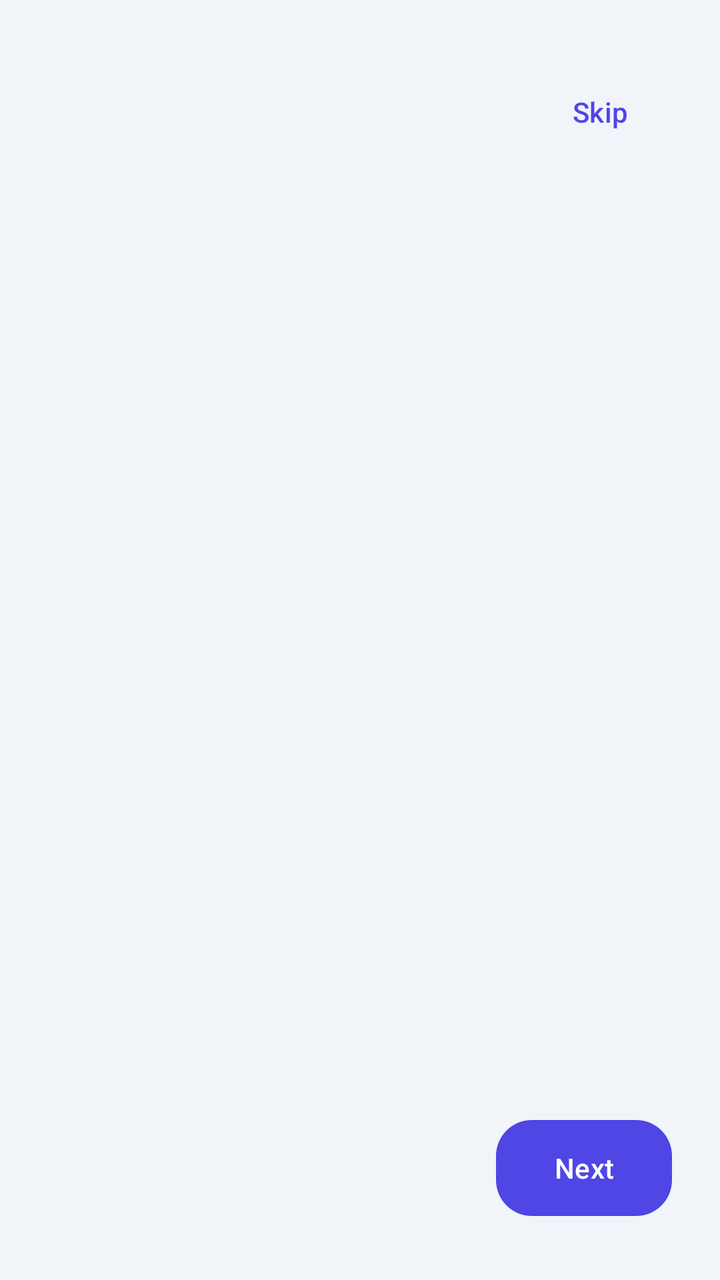
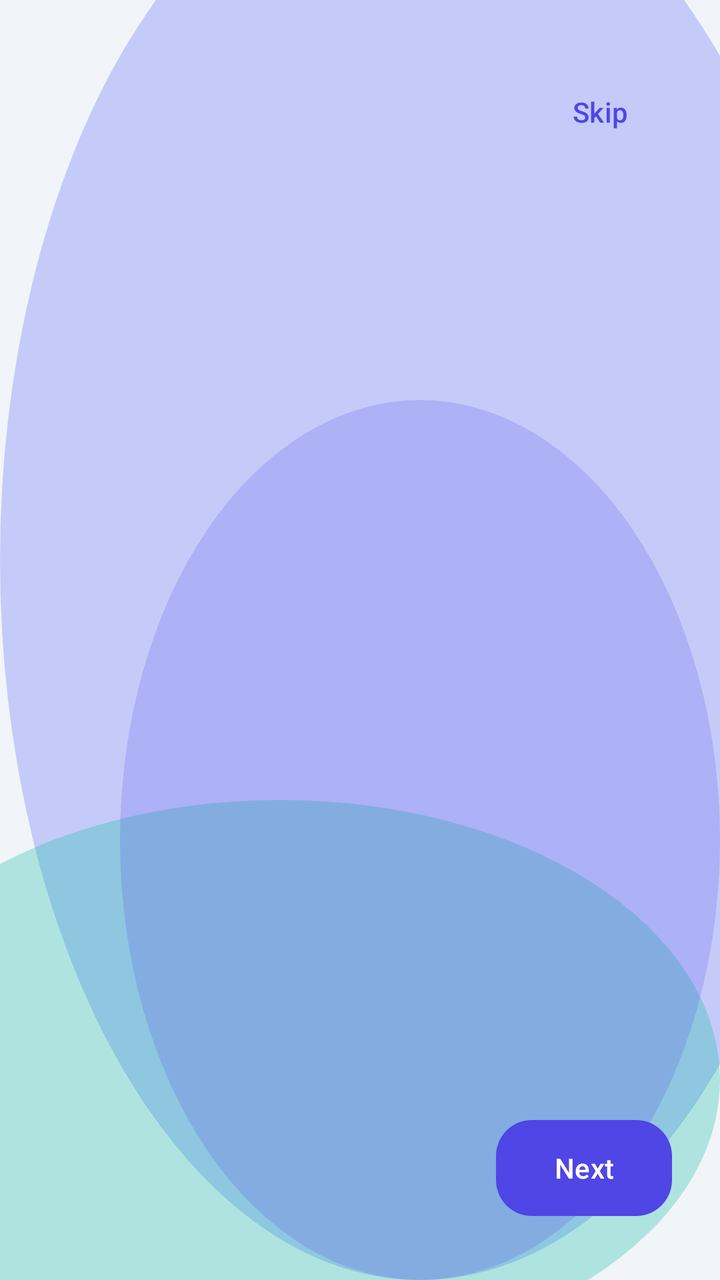

Screens rendered from an Android XML layout before and after an edit, with the pre-edit source and the edit as a unified diff.
<!-- AndroidManifest.xml: application theme Theme.MoneyLens -->
<!-- res/layout/activity_onboarding.xml -->
<?xml version="1.0" encoding="utf-8"?>
<androidx.constraintlayout.widget.ConstraintLayout xmlns:android="http://schemas.android.com/apk/res/android"
    xmlns:app="http://schemas.android.com/apk/res-auto"
    android:layout_width="match_parent"
    android:layout_height="match_parent"
    android:background="@color/colorBackground">

    
    <com.google.android.material.button.MaterialButton
        android:id="@+id/btnSkip"
        style="@style/Widget.Material3.Button.TextButton"
        android:layout_width="wrap_content"
        android:layout_height="wrap_content"
        android:layout_marginTop="32dp"
        android:layout_marginEnd="16dp"
        android:text="@string/skip"
        android:textColor="@color/colorPrimary"
        app:layout_constraintEnd_toEndOf="parent"
        app:layout_constraintTop_toTopOf="parent" />

    
    <androidx.viewpager2.widget.ViewPager2
        android:id="@+id/viewPagerOnboarding"
        android:layout_width="match_parent"
        android:layout_height="0dp"
        android:layout_marginBottom="24dp"
        app:layout_constraintBottom_toTopOf="@+id/barrierBottom"
        app:layout_constraintEnd_toEndOf="parent"
        app:layout_constraintStart_toStartOf="parent"
        app:layout_constraintTop_toBottomOf="@+id/btnSkip" />

    <androidx.constraintlayout.widget.Barrier
        android:id="@+id/barrierBottom"
        android:layout_width="wrap_content"
        android:layout_height="wrap_content"
        app:barrierDirection="top"
        app:constraint_referenced_ids="tabLayoutIndicator,btnNext" />

    
    <com.google.android.material.tabs.TabLayout
        android:id="@+id/tabLayoutIndicator"
        android:layout_width="wrap_content"
        android:layout_height="wrap_content"
        android:layout_marginStart="24dp"
        android:layout_marginBottom="32dp"
        android:background="@android:color/transparent"
        app:layout_constraintBottom_toBottomOf="parent"
        app:layout_constraintStart_toStartOf="parent"
        app:tabBackground="@drawable/dot_selector"
        app:tabGravity="center"
        app:tabIndicatorHeight="0dp"
        app:tabMaxWidth="12dp"
        app:tabRippleColor="@null" />

    
    <com.google.android.material.button.MaterialButton
        android:id="@+id/btnNext"
        style="@style/ClayButton"
        android:layout_width="wrap_content"
        android:layout_height="wrap_content"
        android:layout_marginEnd="24dp"
        android:layout_marginBottom="32dp"
        android:paddingHorizontal="24dp"
        android:text="@string/next"
        app:layout_constraintBottom_toBottomOf="parent"
        app:layout_constraintEnd_toEndOf="parent" />

    
    <FrameLayout
        android:id="@+id/loaderOverlay"
        android:layout_width="match_parent"
        android:layout_height="match_parent"
        android:background="@color/colorScrim"
        android:visibility="gone"
        app:layout_constraintBottom_toBottomOf="parent"
        app:layout_constraintEnd_toEndOf="parent"
        app:layout_constraintStart_toStartOf="parent"
        app:layout_constraintTop_toTopOf="parent">

        <ProgressBar
            android:layout_width="wrap_content"
            android:layout_height="wrap_content"
            android:layout_gravity="center"
            android:indeterminateTint="@color/colorPrimary" />
    </FrameLayout>

</androidx.constraintlayout.widget.ConstraintLayout>
<!-- resources referenced by this layout -->
<resources>
  <color name="colorBackground">#F1F5F9</color>
  <color name="colorPrimary">#4F46E5</color>
  <color name="colorScrim">#99000000</color>
  <!-- drawable dot_selector (drawable) -->
  <?xml version="1.0" encoding="utf-8"?>
  <selector xmlns:android="http://schemas.android.com/apk/res/android">
      <item android:state_selected="true" android:drawable="@drawable/dot_selected" />
      <item android:drawable="@drawable/dot_unselected" />
  </selector>
  <string name="next">Next</string>
  <string name="skip">Skip</string>
  <style name="ClayButton" parent="Widget.Material3.Button">
          <item name="cornerRadius">@dimen/clay_button_radius</item>
          <item name="android:paddingVertical">14dp</item>
          <item name="backgroundTint">@color/colorPrimary</item>
          <item name="android:textColor">@color/colorOnPrimary</item>
          <item name="iconTint">@color/colorOnPrimary</item>
          <item name="android:elevation">6dp</item>
          <item name="android:outlineSpotShadowColor" tools:targetApi="p">@color/colorPrimaryShadow</item>
          <item name="android:insetTop">0dp</item>
          <item name="android:insetBottom">0dp</item>
      </style>
  <style name="Theme.MoneyLens" parent="Base.Theme.MoneyLens" />
  <dimen name="clay_button_radius">18dp</dimen>
  <color name="colorOnPrimary">#FFFFFF</color>
  <color name="colorPrimaryShadow">#3730A3</color>
  <style name="Base.Theme.MoneyLens" parent="Theme.Material3.Light.NoActionBar">
          
          <item name="colorPrimary">@color/colorPrimary</item>
          <item name="colorOnPrimary">@color/colorOnPrimary</item>
          <item name="colorSecondary">@color/colorSecondary</item>
          <item name="colorError">@color/colorDanger</item>
          <item name="android:windowBackground">@color/colorBackground</item>
          <item name="colorSurface">@color/colorSurface</item>
          <item name="android:colorBackground">@color/colorBackground</item>
          <item name="colorOnSurface">@color/colorTextPrimary</item>
  
          
          <item name="android:statusBarColor">@color/colorBackground</item>
          <item name="android:windowLightStatusBar" tools:targetApi="m">true</item>
          <item name="android:navigationBarColor">@color/colorBackground</item>
      </style>
  <color name="colorCardBorder">#E2E8F0</color>
  <color name="colorSecondary">#14B8A6</color>
  <color name="colorDanger">#DC2626</color>
  <color name="colorSurface">#FFFFFF</color>
  <color name="colorTextPrimary">#0F172A</color>
  <!-- unchanged entries left out for length: 2 -->
</resources>

<!-- the commit's change to res/layout/activity_onboarding.xml (unified diff, before → after) -->
@@ -3,7 +3,7 @@
     xmlns:app="http://schemas.android.com/apk/res-auto"
     android:layout_width="match_parent"
     android:layout_height="match_parent"
-    android:background="@color/colorBackground">
+    android:background="@drawable/bg_mesh_gradient">
 
     
     <com.google.android.material.button.MaterialButton
<!-- resource entries referenced after the edit -->
@@ -1,8 +1,42 @@
 <!-- resources referenced by this layout -->
 <resources>
   <color name="colorBackground">#F1F5F9</color>
+  <color name="glassMeshOrb1">#66818CF8</color>
+  <color name="glassMeshOrb2">#4D14B8A6</color>
+  <color name="glassMeshOrb3">#334F46E5</color>
   <color name="colorPrimary">#4F46E5</color>
   <color name="colorScrim">#99000000</color>
+  <!-- drawable bg_mesh_gradient (drawable) -->
+  <?xml version="1.0" encoding="utf-8"?>
+  <layer-list xmlns:android="http://schemas.android.com/apk/res/android">
+      
+      <item>
+          <shape android:shape="rectangle">
+              <solid android:color="@color/colorBackground" />
+          </shape>
+      </item>
+      
+      <item android:top="-80dp" android:right="-60dp">
+          <shape android:shape="oval">
+              <solid android:color="@color/glassMeshOrb1" />
+              <size android:width="280dp" android:height="280dp" />
+          </shape>
+      </item>
+      
+      <item android:bottom="-40dp" android:left="-80dp" android:top="400dp">
+          <shape android:shape="oval">
+              <solid android:color="@color/glassMeshOrb2" />
+              <size android:width="240dp" android:height="240dp" />
+          </shape>
+      </item>
+      
+      <item android:top="200dp" android:left="60dp">
+          <shape android:shape="oval">
+              <solid android:color="@color/glassMeshOrb3" />
+              <size android:width="200dp" android:height="200dp" />
+          </shape>
+      </item>
+  </layer-list>
   <!-- drawable dot_selector (drawable) -->
   <?xml version="1.0" encoding="utf-8"?>
   <selector xmlns:android="http://schemas.android.com/apk/res/android">
@@ -17,17 +51,14 @@
           <item name="backgroundTint">@color/colorPrimary</item>
           <item name="android:textColor">@color/colorOnPrimary</item>
           <item name="iconTint">@color/colorOnPrimary</item>
-          <item name="android:elevation">6dp</item>
-          <item name="android:outlineSpotShadowColor" tools:targetApi="p">@color/colorPrimaryShadow</item>
+          <item name="android:elevation">4dp</item>
           <item name="android:insetTop">0dp</item>
           <item name="android:insetBottom">0dp</item>
       </style>
   <style name="Theme.MoneyLens" parent="Base.Theme.MoneyLens" />
   <dimen name="clay_button_radius">18dp</dimen>
   <color name="colorOnPrimary">#FFFFFF</color>
-  <color name="colorPrimaryShadow">#3730A3</color>
   <style name="Base.Theme.MoneyLens" parent="Theme.Material3.Light.NoActionBar">
-          
           <item name="colorPrimary">@color/colorPrimary</item>
           <item name="colorOnPrimary">@color/colorOnPrimary</item>
           <item name="colorSecondary">@color/colorSecondary</item>
@@ -38,9 +69,10 @@
           <item name="colorOnSurface">@color/colorTextPrimary</item>
   
           
-          <item name="android:statusBarColor">@color/colorBackground</item>
+          <item name="android:statusBarColor">@android:color/transparent</item>
           <item name="android:windowLightStatusBar" tools:targetApi="m">true</item>
-          <item name="android:navigationBarColor">@color/colorBackground</item>
+          <item name="android:navigationBarColor">@android:color/transparent</item>
+          <item name="android:windowDrawsSystemBarBackgrounds">true</item>
       </style>
   <color name="colorCardBorder">#E2E8F0</color>
   <color name="colorSecondary">#14B8A6</color>
